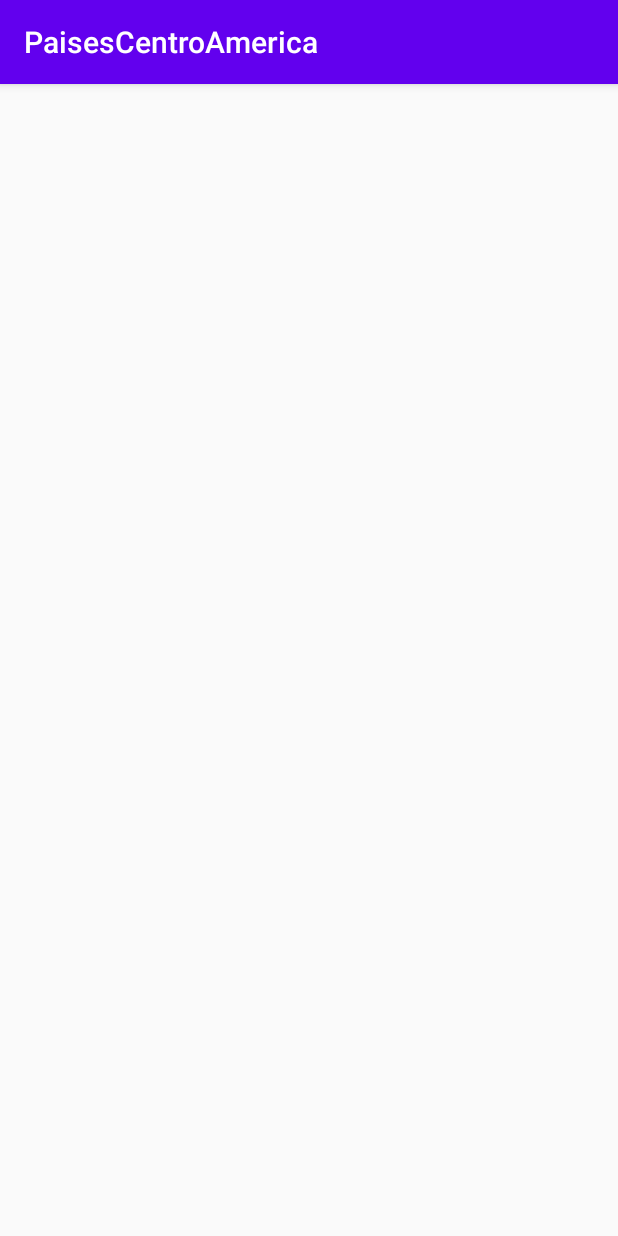
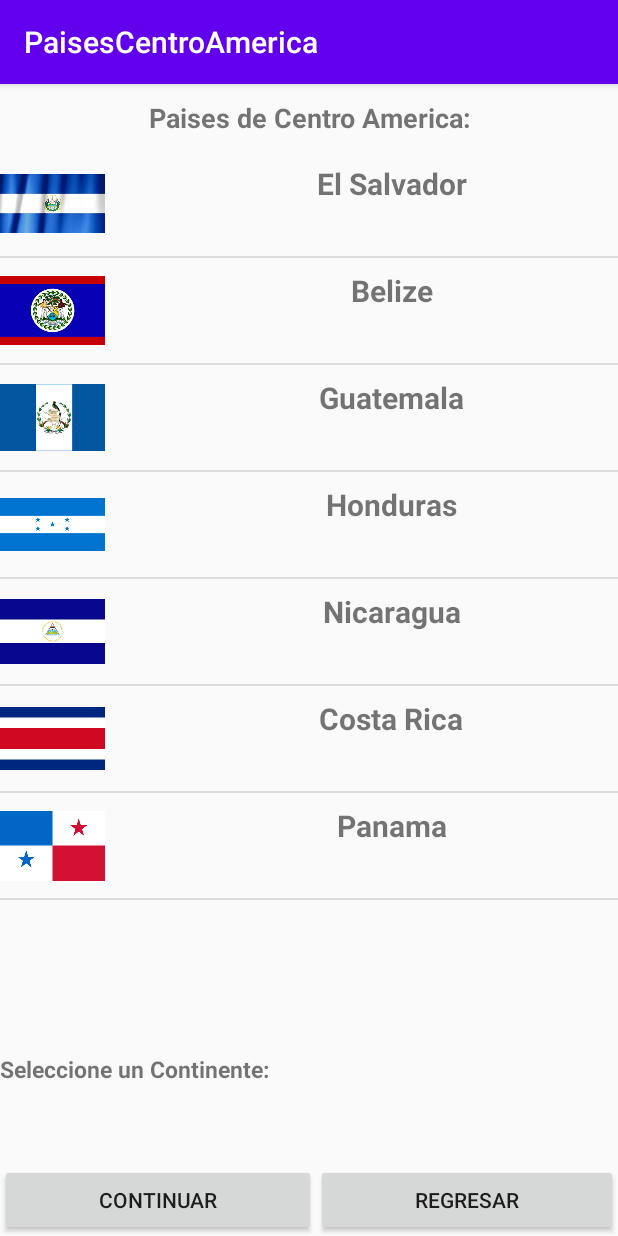
Before and after one commit to Daniel-Pascasio2/Practica2-Ev2, an Android app: the Actividad2 screen opened directly, with no data from a screen before it, on a phone screen of 412 x 824 dp. Run offline under Robolectric (Android 15) with nearby library versions, the phone set to English and light mode, and no system bars.

Commit message:
Agregamos la funcionabilidad de la Actividad2 y creamos la Actividad3

```diff
--- a/app/src/main/AndroidManifest.xml
+++ b/app/src/main/AndroidManifest.xml
@@ -9,7 +9,8 @@
         android:roundIcon="@mipmap/ic_launcher_round"
         android:supportsRtl="true"
         android:theme="@style/AppTheme">
-        <activity android:name=".Actividad2"></activity>
+        <activity android:name=".Actividad3"></activity>
+        <activity android:name=".Actividad2" />
         <activity android:name=".MainActivity">
             <intent-filter>
                 <action android:name="android.intent.action.MAIN" />
--- a/app/src/main/java/com/example/paisescentroamerica/Actividad2.java
+++ b/app/src/main/java/com/example/paisescentroamerica/Actividad2.java
@@ -1,14 +1,219 @@
 package com.example.paisescentroamerica;
 
+import androidx.annotation.NonNull;
+import androidx.annotation.Nullable;
 import androidx.appcompat.app.AppCompatActivity;
 
+import android.content.Intent;
+import android.graphics.Color;
 import android.os.Bundle;
+import android.view.LayoutInflater;
+import android.view.View;
+import android.view.ViewGroup;
+import android.widget.AdapterView;
+import android.widget.ArrayAdapter;
+import android.widget.Button;
+import android.widget.ImageView;
+import android.widget.ListView;
+import android.widget.TextView;
+import android.widget.Toast;
+
+import java.util.ArrayList;
 
 public class Actividad2 extends AppCompatActivity {
+
+    //Declaramos los componentes de tipo View para vincularlos al xml
+    Button btnContinuar, btnRegresar;
+    ListView lvLista;
+    TextView  txtSelecion,txtSelecion1;
+    String seleccionP;
+
+    //Creamos un Arraylist de tipo class paises solo instanciamos la clase
+    ArrayList<Paises> listaPaises;
 
     @Override
     protected void onCreate(Bundle savedInstanceState) {
         super.onCreate(savedInstanceState);
         setContentView(R.layout.activity_actividad2);
+
+        btnContinuar=findViewById(R.id.btnContinuar);
+        btnRegresar=findViewById(R.id.btnRegresar);
+        lvLista=findViewById(R.id.lvlValores);
+        txtSelecion=findViewById(R.id.txtSelecion);
+        txtSelecion1=findViewById(R.id.txtSelecion1);
+
+        LlenarArregloP();
+
+        AdaptadorPaises adaptador=new AdaptadorPaises(this);
+        lvLista.setAdapter(adaptador);
+
+        //Desplegando el valor seleccionado por el usuario
+        lvLista.setOnItemClickListener(new AdapterView.OnItemClickListener() {
+            @Override
+            public void onItemClick(AdapterView<?> adapterView, View view, int i, long l) {
+
+                Toast.makeText(Actividad2.this, listaPaises.get(i).getNombre(), Toast.LENGTH_LONG).show();
+                //  txtSelecion.setText(listaContinentes.get(i).getNombre());
+
+
+                if(listaPaises.get(i).getImagenP()=="El Salvador"){
+                    txtSelecion.setText(listaPaises.get(i).getNombre());
+                    txtSelecion1.setVisibility(View.INVISIBLE);
+                }
+
+                if(listaPaises.get(i).getImagenP()=="Belize"){
+                    txtSelecion.setText(listaPaises.get(i).getNombre());
+                    txtSelecion1.setVisibility(View.INVISIBLE);
+                }
+
+                if(listaPaises.get(i).getImagenP()=="Guatemala"){
+                    txtSelecion.setText(listaPaises.get(i).getNombre());
+                    txtSelecion1.setVisibility(View.INVISIBLE);
+                }
+
+                if(listaPaises.get(i).getImagenP()=="Honduras"){
+                    txtSelecion.setText(listaPaises.get(i).getNombre());
+                    txtSelecion1.setVisibility(View.INVISIBLE);
+                }
+
+                if(listaPaises.get(i).getImagenP()=="Nicaragua"){
+                    txtSelecion.setText(listaPaises.get(i).getNombre());
+                    txtSelecion1.setVisibility(View.INVISIBLE);
+                }
+
+                if(listaPaises.get(i).getImagenP()=="Costa Rica"){
+                    txtSelecion.setText(listaPaises.get(i).getNombre());
+                    txtSelecion1.setVisibility(View.INVISIBLE);
+                }
+
+                if(listaPaises.get(i).getImagenP()=="Panama"){
+                    txtSelecion.setText(listaPaises.get(i).getNombre());
+                    txtSelecion1.setVisibility(View.INVISIBLE);
+                }
+
+
+
+            }
+
+        });
+
+        btnContinuar.setOnClickListener(new View.OnClickListener() {
+            @Override
+            public void onClick(View view) {
+
+                txtSelecion.setError(null);
+                seleccionP=txtSelecion.getText().toString();
+
+                if(seleccionP.equals("")){
+                    //Primer error
+                    txtSelecion1.setVisibility(View.VISIBLE);
+                    txtSelecion1.setError("No puedes dejar campos vacios");
+                    txtSelecion1.setText("Debe Seleccionar un Pais! ");
+                    txtSelecion1.setTextColor(Color.RED);
+                    //Colocamos un focus
+                    txtSelecion1.requestFocus();
+                    return;
+                }
+
+                txtSelecion1.setText("                        ");
+                txtSelecion1.setVisibility(View.INVISIBLE);
+                Intent intent=new Intent(Actividad2.this, Actividad3.class);
+                startActivity(intent);
+
+
+
+
+
+
+
+            }
+        });
+
+
+
     }
+
+    private void LlenarArregloP() {
+        //Creamos el objeto
+        listaPaises=new ArrayList<Paises>();
+
+        //llenamos el arraylist con objetos de la clase Continentes
+        listaPaises.add(new Paises("El Salvador", "El Salvador"));
+        listaPaises.add(new Paises("Belize", "Belize"));
+        listaPaises.add(new Paises("Guatemala", "Guatemala"));
+        listaPaises.add(new Paises("Honduras", "Honduras"));
+        listaPaises.add(new Paises("Nicaragua", "Nicaragua"));
+        listaPaises.add(new Paises("Costa Rica", "Costa Rica"));
+        listaPaises.add(new Paises("Panama", "Panama"));
+
+    }
+
+    //Creamos una clase y heredamos de la clase ArrayAdapter para llenar el listView con los componentes View de xmlPaises
+    class AdaptadorPaises extends ArrayAdapter<Paises> {
+        AppCompatActivity appCompatActivity;
+
+        //Creamos un constructor y usamos super para poder acceder a los elementos de la clase ArrayAdapter
+        AdaptadorPaises(AppCompatActivity context){
+            super(context, R.layout.xmlpaises, listaPaises);
+            appCompatActivity=context;
+        }
+
+        //Creamos un metodo de tipo View para poder generara los componentes en el ListView
+
+
+        @NonNull
+        @Override
+        public View getView(int position, @Nullable View convertView, @NonNull ViewGroup parent) {
+
+            LayoutInflater inflater=appCompatActivity.getLayoutInflater();
+            View item=inflater.inflate(R.layout.xmlpaises, null);
+
+            TextView txtNom=item.findViewById(R.id.txtNom);
+            //Mostramos la informacion de cada elemento dependiendo de su posicion
+            txtNom.setText(listaPaises.get(position).getNombre());
+
+            ImageView imagenCon=item.findViewById(R.id.imagenCont);
+
+            if(listaPaises.get(position).getImagenP()=="El Salvador"){
+                imagenCon.setImageResource(R.mipmap.elsalvador);
+            }
+
+            if(listaPaises.get(position).getImagenP()=="Belize"){
+                imagenCon.setImageResource(R.mipmap.belize);
+            }
+
+            if(listaPaises.get(position).getImagenP()=="Guatemala"){
+                imagenCon.setImageResource(R.mipmap.guatemala);
+            }
+
+            if(listaPaises.get(position).getImagenP()=="Honduras"){
+                imagenCon.setImageResource(R.mipmap.honduras);
+            }
+
+            if(listaPaises.get(position).getImagenP()=="Nicaragua"){
+                imagenCon.setImageResource(R.mipmap.nicaragua);
+            }
+
+            if(listaPaises.get(position).getImagenP()=="Costa Rica"){
+                imagenCon.setImageResource(R.mipmap.costarica);
+            }
+
+            if(listaPaises.get(position).getImagenP()=="Panama"){
+                imagenCon.setImageResource(R.mipmap.panama);
+            }
+
+
+
+            return (item);
+        }
+    }
+
+
+
+
+
+
+
+
+
 }
--- /dev/null
+++ b/app/src/main/java/com/example/paisescentroamerica/Actividad3.java
@@ -0,0 +1,14 @@
+package com.example.paisescentroamerica;
+
+import androidx.appcompat.app.AppCompatActivity;
+
+import android.os.Bundle;
+
+public class Actividad3 extends AppCompatActivity {
+
+    @Override
+    protected void onCreate(Bundle savedInstanceState) {
+        super.onCreate(savedInstanceState);
+        setContentView(R.layout.activity_actividad3);
+    }
+}
--- /dev/null
+++ b/app/src/main/java/com/example/paisescentroamerica/Paises.java
@@ -0,0 +1,29 @@
+package com.example.paisescentroamerica;
+
+public class Paises {
+
+
+    //Declaracion de variables
+    private String nombre;
+    private String imagenP;
+
+    //Creamo un constructor para asignarle valores  a las variables
+    public Paises(String nombre, String imagenP){
+        this.nombre=nombre;
+        this.imagenP=imagenP;
+    }
+
+
+
+
+    //Metodos de tipo get para retornar el valor seleccionado nombre y letra
+    public String getNombre(){
+        return nombre;
+    }
+
+    public String getImagenP(){
+        return imagenP;
+    }
+
+
+}
--- a/app/src/main/res/layout/activity_actividad2.xml
+++ b/app/src/main/res/layout/activity_actividad2.xml
@@ -1,9 +1,80 @@
 <?xml version="1.0" encoding="utf-8"?>
-<androidx.constraintlayout.widget.ConstraintLayout xmlns:android="http://schemas.android.com/apk/res/android"
+<LinearLayout xmlns:android="http://schemas.android.com/apk/res/android"
     xmlns:app="http://schemas.android.com/apk/res-auto"
     xmlns:tools="http://schemas.android.com/tools"
     android:layout_width="match_parent"
     android:layout_height="match_parent"
+    android:orientation="vertical"
     tools:context=".Actividad2">
 
-</androidx.constraintlayout.widget.ConstraintLayout>
+    <TextView
+        android:layout_marginTop="10dp"
+        android:layout_marginBottom="10dp"
+        android:layout_width="match_parent"
+        android:layout_height="wrap_content"
+        android:text="Paises de Centro America:"
+        android:gravity="center"
+        android:textStyle="bold"
+        android:textSize="18dp"
+        />
+
+    <ListView
+        android:id="@+id/lvlValores"
+        android:layout_width="match_parent"
+        android:layout_height="489dp"
+        android:layout_weight="1"
+       />
+
+    <TextView
+        android:layout_marginTop="10dp"
+        android:layout_marginBottom="10dp"
+        android:layout_width="wrap_content"
+        android:layout_height="wrap_content"
+        android:text="Seleccione un Continente: "
+        android:textStyle="bold"
+        android:textSize="15dp"
+        />
+
+    <TextView
+        android:id="@+id/txtSelecion"
+        android:layout_width="wrap_content"
+        android:layout_height="wrap_content"
+        android:textStyle="bold"
+        android:textSize="15dp"
+        />
+
+    <TextView
+        android:id="@+id/txtSelecion1"
+        android:layout_width="wrap_content"
+        android:layout_height="wrap_content"
+        android:textStyle="bold"
+        android:textSize="15dp"
+        />
+
+    <LinearLayout
+        android:id="@+id/linearN"
+        android:layout_width="match_parent"
+        android:layout_height="wrap_content"
+        android:orientation="horizontal"
+
+        >
+
+        <Button
+            android:layout_weight="1"
+            android:layout_width="wrap_content"
+            android:layout_height="wrap_content"
+            android:id="@+id/btnContinuar"
+            android:text="Continuar"
+            />
+
+        <Button
+            android:layout_weight="1"
+            android:layout_width="wrap_content"
+            android:layout_height="wrap_content"
+            android:id="@+id/btnRegresar"
+            android:text="Regresar"
+            />
+
+    </LinearLayout>
+
+</LinearLayout>
--- /dev/null
+++ b/app/src/main/res/layout/activity_actividad3.xml
@@ -0,0 +1,9 @@
+<?xml version="1.0" encoding="utf-8"?>
+<androidx.constraintlayout.widget.ConstraintLayout xmlns:android="http://schemas.android.com/apk/res/android"
+    xmlns:app="http://schemas.android.com/apk/res-auto"
+    xmlns:tools="http://schemas.android.com/tools"
+    android:layout_width="match_parent"
+    android:layout_height="match_parent"
+    tools:context=".Actividad3">
+
+</androidx.constraintlayout.widget.ConstraintLayout>
--- /dev/null
+++ b/app/src/main/res/layout/xmlpaises.xml
@@ -0,0 +1,23 @@
+<?xml version="1.0" encoding="utf-8"?>
+<LinearLayout xmlns:android="http://schemas.android.com/apk/res/android"
+    android:layout_width="match_parent"
+    android:layout_height="match_parent"
+    android:orientation="horizontal"
+    >
+
+
+    <ImageView
+        android:id="@+id/imagenCont"
+        android:layout_width="70dp"
+        android:layout_height="70dp"
+
+        />
+
+    <TextView
+        android:id="@+id/txtNom"
+        android:gravity="center"
+        android:textSize="20dp"
+        android:textStyle="bold"
+        android:layout_width="382dp"
+        android:layout_height="43dp" />
+</LinearLayout>
```
Also changed, not shown: app/src/main/res/mipmap-hdpi/belize.png (added), app/src/main/res/mipmap-hdpi/costarica.png (added), app/src/main/res/mipmap-hdpi/elsalvador.jpg (added), app/src/main/res/mipmap-hdpi/guatemala.jpg (added), app/src/main/res/mipmap-hdpi/honduras.png (added), app/src/main/res/mipmap-hdpi/nicaragua.png (added), app/src/main/res/mipmap-hdpi/panama.png (added).
